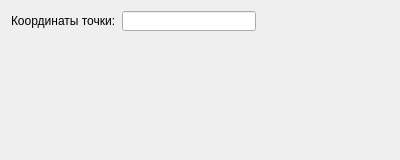
Old version of the form secondwindow.ui in the repository TiFashion/practical.
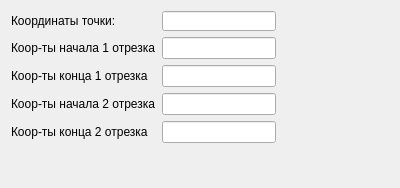
New version of the form.

Patch:
```diff
--- a/secondwindow.ui
+++ b/secondwindow.ui
@@ -7,7 +7,7 @@
     <x>0</x>
     <y>0</y>
     <width>400</width>
-    <height>160</height>
+    <height>188</height>
    </rect>
   </property>
   <property name="windowTitle">
@@ -22,17 +22,14 @@
     </widget>
    </item>
    <item row="3" column="0">
-    <spacer name="verticalSpacer">
-     <property name="orientation">
-      <enum>Qt::Vertical</enum>
+    <widget class="QLabel" name="label_2">
+     <property name="text">
+      <string>Коор-ты начала 1 отрезка</string>
      </property>
-     <property name="sizeHint" stdset="0">
-      <size>
-       <width>20</width>
-       <height>40</height>
-      </size>
-     </property>
-    </spacer>
+    </widget>
+   </item>
+   <item row="3" column="1">
+    <widget class="QLineEdit" name="kord2"/>
    </item>
    <item row="2" column="1">
     <widget class="QLineEdit" name="lineEdit">
@@ -57,6 +54,49 @@
      </property>
     </spacer>
    </item>
+   <item row="5" column="0">
+    <widget class="QLabel" name="label_4">
+     <property name="text">
+      <string>Коор-ты начала 2 отрезка</string>
+     </property>
+    </widget>
+   </item>
+   <item row="7" column="0">
+    <spacer name="verticalSpacer">
+     <property name="orientation">
+      <enum>Qt::Vertical</enum>
+     </property>
+     <property name="sizeHint" stdset="0">
+      <size>
+       <width>20</width>
+       <height>40</height>
+      </size>
+     </property>
+    </spacer>
+   </item>
+   <item row="6" column="0">
+    <widget class="QLabel" name="label_5">
+     <property name="text">
+      <string>Коор-ты конца 2 отрезка</string>
+     </property>
+    </widget>
+   </item>
+   <item row="4" column="0">
+    <widget class="QLabel" name="label_3">
+     <property name="text">
+      <string>Коор-ты конца 1 отрезка</string>
+     </property>
+    </widget>
+   </item>
+   <item row="4" column="1">
+    <widget class="QLineEdit" name="kord3"/>
+   </item>
+   <item row="5" column="1">
+    <widget class="QLineEdit" name="kord4"/>
+   </item>
+   <item row="6" column="1">
+    <widget class="QLineEdit" name="kord5"/>
+   </item>
   </layout>
  </widget>
  <resources/>
```
Left out of the diff: 18 changed lines with no effect on the pictures.
